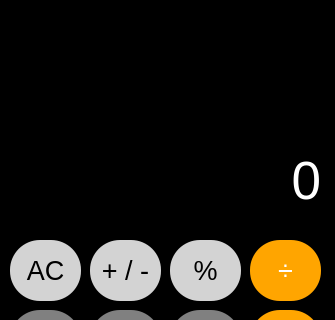
The window that interface.ui (Prof-Rayner/CalcIphone) describes before a commit, drawn with Qt 5; both pictures show x 0 to 335 and y 0 to 320 of the 335 by 593 pixel window.
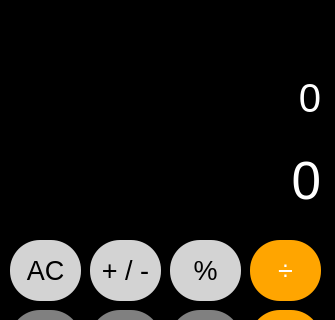
The same window after the commit.

Commit message: feat: primeiro calculo

The edit to the form file:
```diff
--- a/interface.ui
+++ b/interface.ui
@@ -431,9 +431,9 @@
     <property name="geometry">
      <rect>
       <x>20</x>
-      <y>50</y>
+      <y>150</y>
       <width>301</width>
-      <height>161</height>
+      <height>61</height>
      </rect>
     </property>
     <property name="font">
@@ -448,6 +448,27 @@
      <set>Qt::AlignBottom|Qt::AlignRight|Qt::AlignTrailing</set>
     </property>
    </widget>
+   <widget class="QLabel" name="display2">
+    <property name="geometry">
+     <rect>
+      <x>20</x>
+      <y>60</y>
+      <width>301</width>
+      <height>61</height>
+     </rect>
+    </property>
+    <property name="font">
+     <font>
+      <pointsize>30</pointsize>
+     </font>
+    </property>
+    <property name="text">
+     <string>0</string>
+    </property>
+    <property name="alignment">
+     <set>Qt::AlignBottom|Qt::AlignRight|Qt::AlignTrailing</set>
+    </property>
+   </widget>
   </widget>
  </widget>
  <resources/>
```
Left out of the diff: 12 changed lines with no effect on the pictures. The commit also changes 1 other file.
